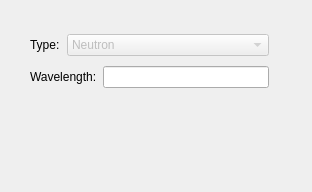
This is apps/NSXQt/ui/Tree/SourcePropertWidget.ui in k61n/openhkl as Qt 5 draws it before an edit. The edited form follows.
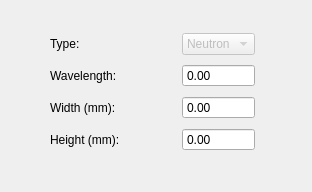
This is the edited form.

Diff of the .ui file:
```diff
--- a/apps/NSXQt/ui/Tree/SourcePropertWidget.ui
+++ b/apps/NSXQt/ui/Tree/SourcePropertWidget.ui
@@ -13,13 +13,13 @@
   <property name="windowTitle">
    <string>Form</string>
   </property>
-  <widget class="QWidget" name="layoutWidget">
+  <widget class="QWidget" name="">
    <property name="geometry">
     <rect>
-     <x>30</x>
+     <x>50</x>
      <y>30</y>
-     <width>239</width>
-     <height>62</height>
+     <width>205</width>
+     <height>128</height>
     </rect>
    </property>
    <layout class="QGridLayout" name="gridLayout">
@@ -30,7 +30,49 @@
       </property>
      </widget>
     </item>
-    <item row="0" column="1" colspan="2">
+    <item row="1" column="0" colspan="2">
+     <widget class="QLabel" name="label_2">
+      <property name="text">
+       <string>Wavelength:</string>
+      </property>
+     </widget>
+    </item>
+    <item row="1" column="2">
+     <widget class="QDoubleSpinBox" name="doubleSpinBox_Wavelength">
+      <property name="buttonSymbols">
+       <enum>QAbstractSpinBox::NoButtons</enum>
+      </property>
+     </widget>
+    </item>
+    <item row="2" column="0" colspan="2">
+     <widget class="QLabel" name="label_3">
+      <property name="text">
+       <string>Width (mm):</string>
+      </property>
+     </widget>
+    </item>
+    <item row="2" column="2">
+     <widget class="QDoubleSpinBox" name="doubleSpinBox_Width">
+      <property name="buttonSymbols">
+       <enum>QAbstractSpinBox::NoButtons</enum>
+      </property>
+     </widget>
+    </item>
+    <item row="3" column="0" colspan="2">
+     <widget class="QLabel" name="label_4">
+      <property name="text">
+       <string>Height (mm):</string>
+      </property>
+     </widget>
+    </item>
+    <item row="3" column="2">
+     <widget class="QDoubleSpinBox" name="doubleSpinBox_Height">
+      <property name="buttonSymbols">
+       <enum>QAbstractSpinBox::NoButtons</enum>
+      </property>
+     </widget>
+    </item>
+    <item row="0" column="2">
      <widget class="QComboBox" name="comboBox">
       <property name="enabled">
        <bool>false</bool>
@@ -47,16 +89,6 @@
       </item>
      </widget>
     </item>
-    <item row="1" column="0" colspan="2">
-     <widget class="QLabel" name="label_2">
-      <property name="text">
-       <string>Wavelength:</string>
-      </property>
-     </widget>
-    </item>
-    <item row="1" column="2">
-     <widget class="QLineEdit" name="lineEdit"/>
-    </item>
    </layout>
   </widget>
  </widget>
```
